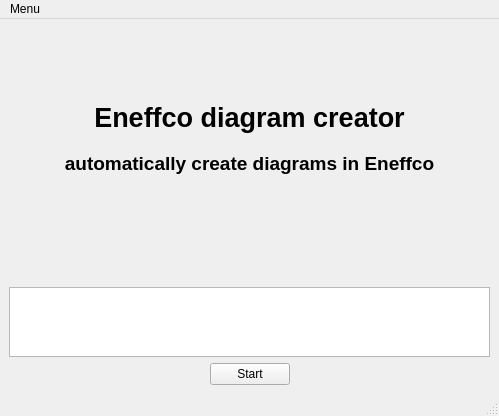
Above: code/ui/start.ui from MaximilianBrokamp/ENEFFCO-diagramm-creator before the change. Below: the same form after it.
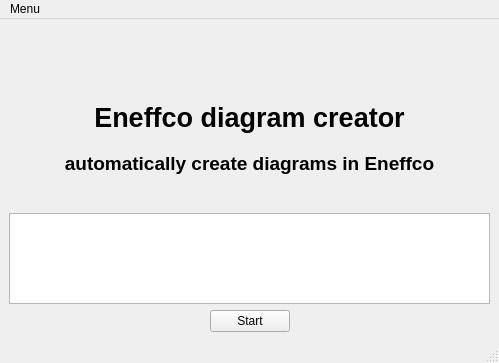
That is the form after the change.

Diff of the .ui file:
```diff
--- a/code/ui/start.ui
+++ b/code/ui/start.ui
@@ -10,7 +10,7 @@
     <x>0</x>
     <y>0</y>
     <width>499</width>
-    <height>351</height>
+    <height>363</height>
    </rect>
   </property>
   <property name="sizePolicy">
@@ -46,7 +46,7 @@
        </font>
       </property>
       <property name="text">
-       <string>&lt;html&gt;&lt;head/&gt;&lt;body&gt;&lt;p align=&quot;center&quot;&gt;&lt;br/&gt;&lt;/p&gt;&lt;p align=&quot;center&quot;&gt;Eneffco diagram creator&lt;/p&gt;&lt;p align=&quot;center&quot;&gt;&lt;span style=&quot; font-size:14pt;&quot;&gt;automatically create diagrams in Eneffco &lt;/span&gt;&lt;br/&gt;&lt;/p&gt;&lt;p align=&quot;center&quot;&gt;&lt;br/&gt;&lt;/p&gt;&lt;/body&gt;&lt;/html&gt;</string>
+       <string>&lt;html&gt;&lt;head/&gt;&lt;body&gt;&lt;p align=&quot;center&quot;&gt;&lt;br/&gt;&lt;/p&gt;&lt;p align=&quot;center&quot;&gt;Eneffco diagram creator&lt;/p&gt;&lt;p align=&quot;center&quot;&gt;&lt;span style=&quot; font-size:14pt;&quot;&gt;automatically create diagrams in Eneffco &lt;/span&gt;&lt;br/&gt;&lt;/p&gt;&lt;/body&gt;&lt;/html&gt;</string>
       </property>
       <property name="textFormat">
        <enum>Qt::RichText</enum>
@@ -56,7 +56,7 @@
       </property>
      </widget>
     </item>
-    <item row="4" column="1">
+    <item row="6" column="1">
      <spacer name="verticalSpacer">
       <property name="orientation">
        <enum>Qt::Vertical</enum>
@@ -69,7 +69,7 @@
       </property>
      </spacer>
     </item>
-    <item row="2" column="1">
+    <item row="4" column="1">
      <spacer name="verticalSpacer_2">
       <property name="orientation">
        <enum>Qt::Vertical</enum>
@@ -87,7 +87,7 @@
       <property name="font">
        <font>
         <family>Arial</family>
-        <pointsize>20</pointsize>
+        <pointsize>15</pointsize>
        </font>
       </property>
       <property name="readOnly">
@@ -97,12 +97,12 @@
        <string>&lt;!DOCTYPE HTML PUBLIC &quot;-//W3C//DTD HTML 4.0//EN&quot; &quot;http://www.w3.org/TR/REC-html40/strict.dtd&quot;&gt;
 &lt;html&gt;&lt;head&gt;&lt;meta name=&quot;qrichtext&quot; content=&quot;1&quot; /&gt;&lt;style type=&quot;text/css&quot;&gt;
 p, li { white-space: pre-wrap; }
-&lt;/style&gt;&lt;/head&gt;&lt;body style=&quot; font-family:'Arial'; font-size:20pt; font-weight:400; font-style:normal;&quot;&gt;
+&lt;/style&gt;&lt;/head&gt;&lt;body style=&quot; font-family:'Arial'; font-size:15pt; font-weight:400; font-style:normal;&quot;&gt;
 &lt;p align=&quot;center&quot; style=&quot;-qt-paragraph-type:empty; margin-top:0px; margin-bottom:0px; margin-left:0px; margin-right:0px; -qt-block-indent:0; text-indent:0px; font-family:'MS Shell Dlg 2'; font-size:8pt;&quot;&gt;&lt;br /&gt;&lt;/p&gt;&lt;/body&gt;&lt;/html&gt;</string>
       </property>
      </widget>
     </item>
-    <item row="3" column="1">
+    <item row="5" column="1">
      <layout class="QHBoxLayout" name="horizontalLayout">
       <item>
        <spacer name="horizontalSpacer">
@@ -266,6 +266,32 @@
       </item>
      </layout>
     </item>
+    <item row="3" column="1">
+     <spacer name="verticalSpacer_3">
+      <property name="orientation">
+       <enum>Qt::Vertical</enum>
+      </property>
+      <property name="sizeHint" stdset="0">
+       <size>
+        <width>20</width>
+        <height>40</height>
+       </size>
+      </property>
+     </spacer>
+    </item>
+    <item row="2" column="1">
+     <spacer name="verticalSpacer_4">
+      <property name="orientation">
+       <enum>Qt::Vertical</enum>
+      </property>
+      <property name="sizeHint" stdset="0">
+       <size>
+        <width>20</width>
+        <height>40</height>
+       </size>
+      </property>
+     </spacer>
+    </item>
    </layout>
   </widget>
   <widget class="QMenuBar" name="menubar">
```
